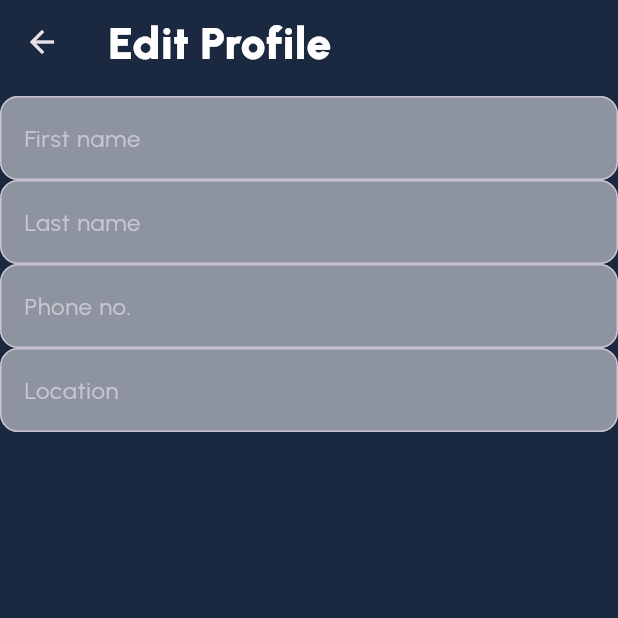
After one commit to bhavingupta123/FLUTTER_BASED_PROJECTS, a Flutter app: the EditProfilePage screen opened by its route, on a phone screen of 412 x 824 dp, the top half of it. The commit adds this screen. Run offline on Flutter 3.47's test engine with Material 3 defaults, Android fonts, the phone set to English and light mode, and no system bars; our stand-ins replace google_fonts.

Commit message:
commit9:added popup menu item in profile page and added edit profile page

```diff
--- /dev/null
+++ b/Project1/lib/components/app_text_field.dart
@@ -0,0 +1,18 @@
+import 'package:flutter/material.dart';
+
+class AppTextField extends StatelessWidget {
+  final String hint;
+  const AppTextField({super.key, required this.hint});
+
+  @override
+  Widget build(BuildContext context) {
+    return TextField(
+      decoration: InputDecoration(
+        hintText: hint,
+        border: OutlineInputBorder(borderRadius: BorderRadius.all(Radius.circular(12))),
+        filled: true,
+        fillColor: Colors.white.withOpacity(0.5),
+      ),
+    );
+  }
+}
--- a/Project1/lib/main.dart
+++ b/Project1/lib/main.dart
@@ -1,5 +1,6 @@
 import 'package:flutter/material.dart';
 import 'package:google_fonts/google_fonts.dart';
+import 'package:project1/pages/edit_profile_page.dart';
 import 'package:project1/pages/home_page.dart';
 import 'package:project1/pages/login_page.dart';
 import 'package:project1/pages/main_page.dart';
@@ -25,6 +26,7 @@ class MyApp extends StatelessWidget {
         '/': (context) => LoginPage(),
         '/home': (context) => HomePage(),
         '/main': (context) => MainPage(),
+        '/edit_profile': (context) => EditProfilePage(),
       },
     );
   }
--- /dev/null
+++ b/Project1/lib/pages/edit_profile_page.dart
@@ -0,0 +1,22 @@
+import 'package:flutter/material.dart';
+import 'package:project1/components/app_text_field.dart';
+import 'package:project1/components/toolbar.dart';
+
+class EditProfilePage extends StatelessWidget {
+  const EditProfilePage({super.key});
+
+  @override
+  Widget build(BuildContext context) {
+    return Scaffold(
+      appBar: Toolbar(title: 'Edit Profile'),
+      body: Column(
+        children: [
+          AppTextField(hint: 'First name'),
+          AppTextField(hint: 'Last name'),
+          AppTextField(hint: 'Phone no.'),
+          AppTextField(hint: 'Location'),
+        ],
+      ),
+    );
+  }
+}
--- a/Project1/lib/pages/home_page.dart
+++ b/Project1/lib/pages/home_page.dart
@@ -36,4 +36,4 @@ class HomePage extends StatelessWidget {
   }
 }
 
-//https://youtu.be/OO_-MbnXQzY?t=12514
+// https://youtu.be/OO_-MbnXQzY?t=13874
```
Also changed, not shown: Project1/lib/pages/profile_page.dart (+27 -2 lines), 2 other files.
